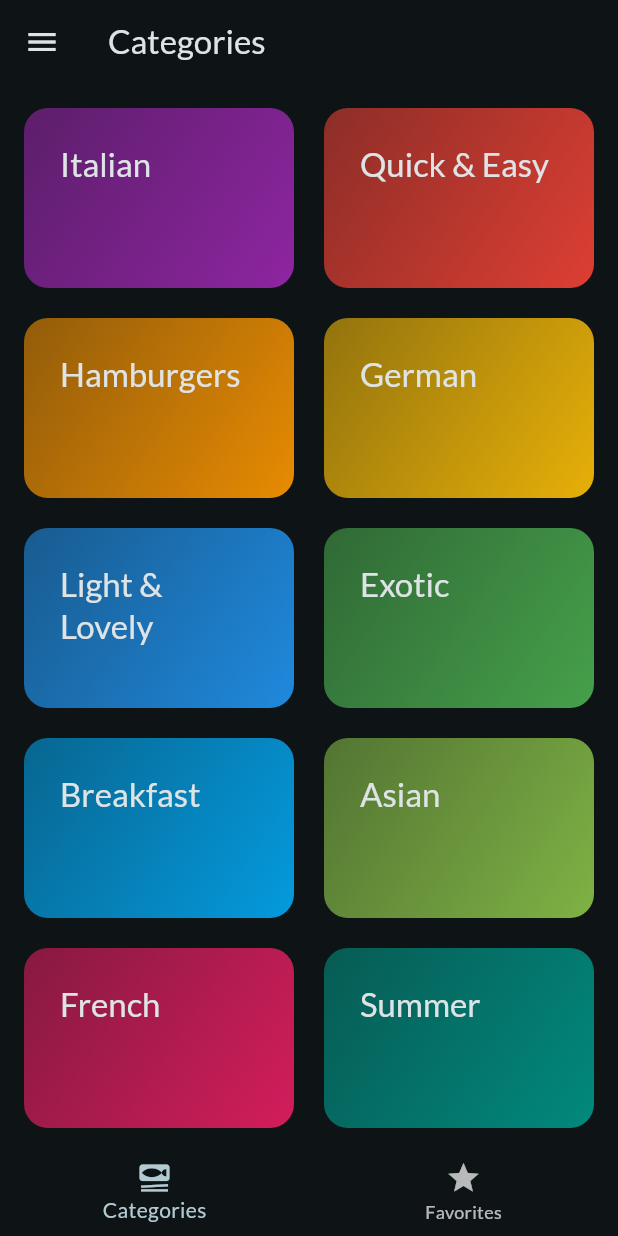
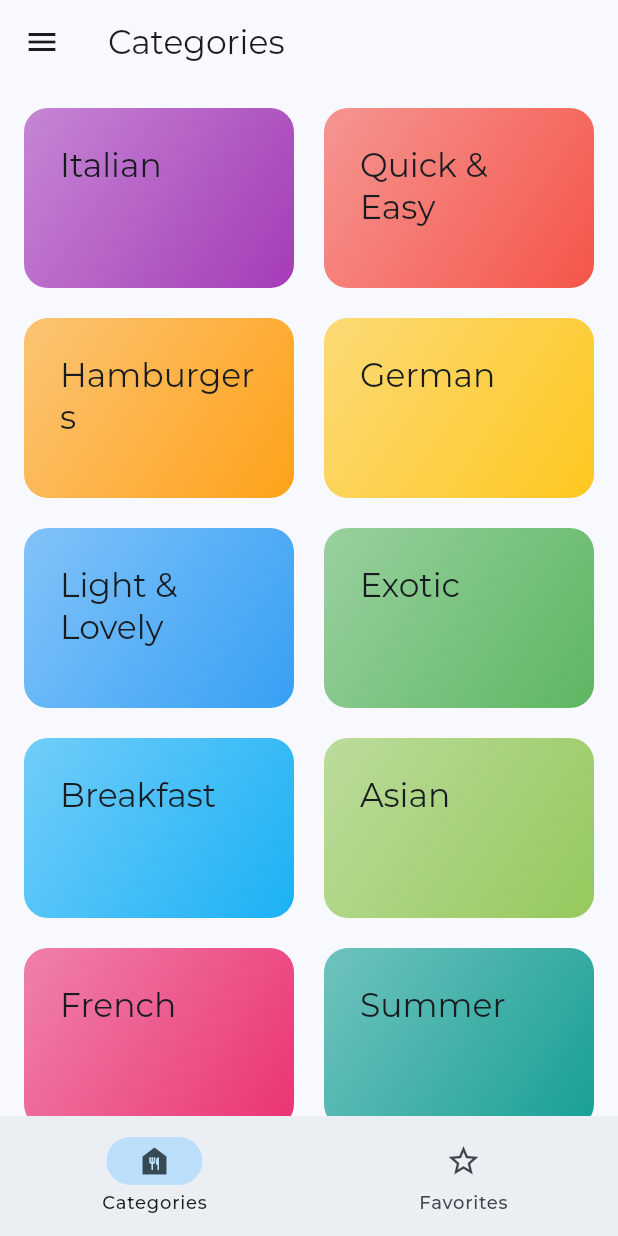
Before and after one commit to ajay-rathod0801/Meals-Flutter-App, a Flutter app: the screen it shows after launch, on a phone screen of 412 x 824 dp. Run offline on Flutter 3.47's test engine with Material 3 defaults, Android fonts, the phone set to English and light mode, and no system bars; our stand-ins replace flutter_riverpod, google_fonts, transparent_image.

Commit message:
chore: Update category color and main drawer padding

```diff
--- a/lib/main.dart
+++ b/lib/main.dart
@@ -4,13 +4,11 @@ import 'package:meals/screens/tabs.dart';
 import 'package:flutter_riverpod/flutter_riverpod.dart';
 
 final theme = ThemeData(
-  useMaterial3: true,
   colorScheme: ColorScheme.fromSeed(
-    brightness: Brightness.dark,
-    // seedColor: const Color.fromARGB(255, 131, 57, 0),
-    seedColor: Color.fromARGB(255, 0, 116, 131),
+    brightness: Brightness.light,
+    seedColor: Colors.lightBlue,
   ),
-  textTheme: GoogleFonts.latoTextTheme(),
+  textTheme: GoogleFonts.montserratTextTheme(),
 );
 
 void main() {
--- a/lib/models/category.dart
+++ b/lib/models/category.dart
@@ -4,7 +4,7 @@ class Category {
   const Category({
     required this.id,
     required this.title,
-    this.color = Colors.orange,
+    this.color = Colors.lightBlue,
   });
 
   final String id;
--- a/lib/screens/tabs.dart
+++ b/lib/screens/tabs.dart
@@ -69,15 +69,25 @@ class _TabsScreenState extends ConsumerState<TabsScreen> {
         onSelectScreen: _setScreen,
       ),
       body: activePage,
-      bottomNavigationBar: BottomNavigationBar(
-        onTap: _selectPage,
-        currentIndex: _selectedPageIndex,
-        items: const [
-          BottomNavigationBarItem(
-            icon: Icon(Icons.set_meal),
+      bottomNavigationBar: NavigationBar(
+        onDestinationSelected: (int index) {
+          setState(() {
+            _selectedPageIndex = index;
+          });
+        },
+        indicatorColor: Theme.of(context).primaryColorLight,
+        selectedIndex: _selectedPageIndex,
+        destinations: const <NavigationDestination>[
+          NavigationDestination(
+            selectedIcon: Icon(Icons.food_bank),
+            icon: Icon(Icons.food_bank_outlined),
             label: 'Categories',
           ),
-          BottomNavigationBarItem(icon: Icon(Icons.star), label: 'Favorites'),
+          NavigationDestination(
+            selectedIcon: Icon(Icons.star),
+            icon: Icon(Icons.star_border),
+            label: 'Favorites',
+          ),
         ],
       ),
     );
--- a/lib/widgets/main_drawer.dart
+++ b/lib/widgets/main_drawer.dart
@@ -12,7 +12,7 @@ class MainDrawer extends StatelessWidget {
       child: Column(
         children: [
           DrawerHeader(
-            padding: const EdgeInsets.all(20),
+            padding: const EdgeInsets.all(16),
             decoration: BoxDecoration(
                 gradient: LinearGradient(
               colors: [
```
Also changed, not shown: lib/screens/meal_details.dart (+25 -10 lines), pubspec.lock.
